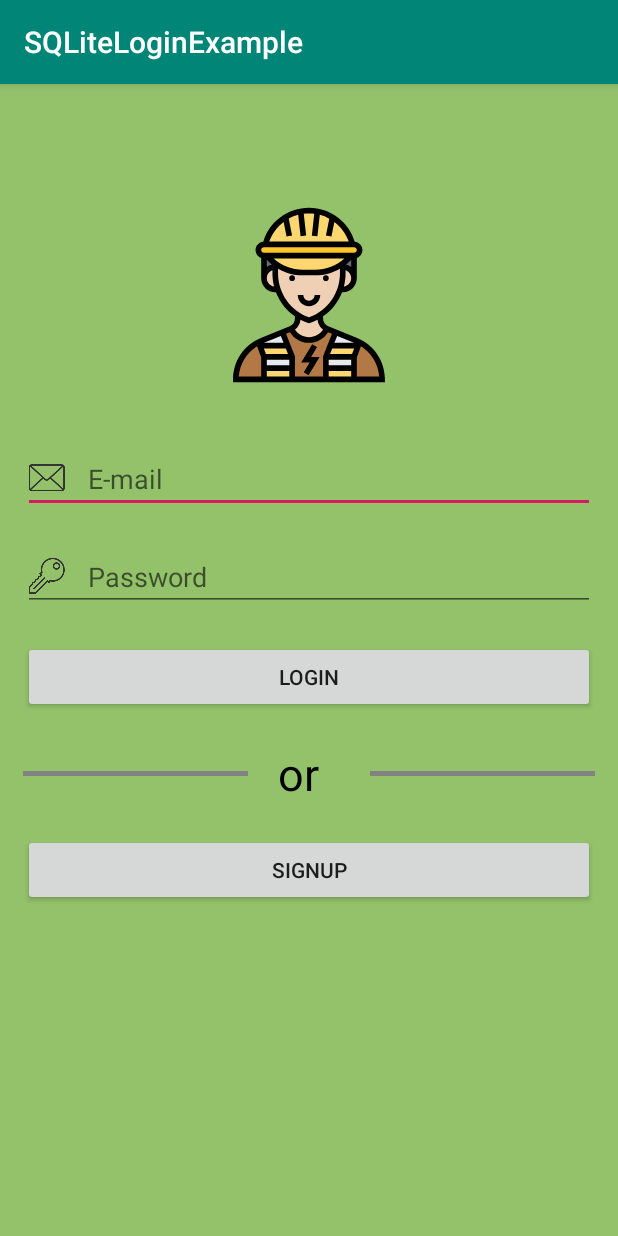
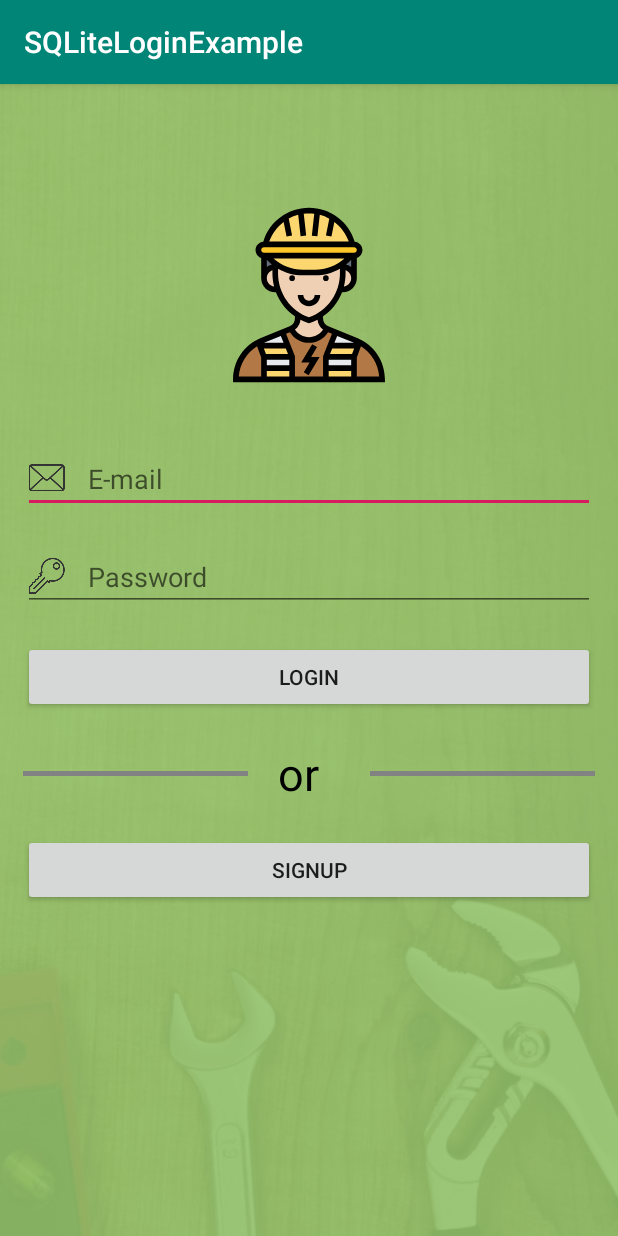
Before and after one commit to shkhaider2015/SQLiteLoginExample2, an Android app: the fragment LoginFragment shown on its own in the app's theme, on a phone screen of 412 x 824 dp. Run offline under Robolectric (Android 15) with nearby library versions, the phone set to English and light mode, and no system bars.

Commit message:
playing with background

```diff
--- a/app/src/main/res/layout/login.xml
+++ b/app/src/main/res/layout/login.xml
@@ -1,11 +1,25 @@
 <?xml version="1.0" encoding="utf-8"?>
+
 <androidx.constraintlayout.widget.ConstraintLayout
     xmlns:android="http://schemas.android.com/apk/res/android"
     xmlns:app="http://schemas.android.com/apk/res-auto"
     android:orientation="vertical"
     android:layout_width="match_parent"
     android:layout_height="match_parent"
-    android:background="@color/colorBackground">
+    android:background="@drawable/handyman2E"
+    >
+
+    <androidx.constraintlayout.widget.ConstraintLayout
+        android:layout_width="match_parent"
+        android:layout_height="match_parent"
+        android:background="#E693c26b"
+        app:layout_constraintEnd_toEndOf="parent"
+        app:layout_constraintStart_toStartOf="parent"
+        app:layout_constraintTop_toTopOf="parent"
+        app:layout_constraintBottom_toBottomOf="parent">
+
+
+    </androidx.constraintlayout.widget.ConstraintLayout>
 
 
     <ImageView
@@ -112,5 +126,4 @@
     </LinearLayout>
 
 
-
 </androidx.constraintlayout.widget.ConstraintLayout>
--- a/app/src/main/res/values/colors.xml
+++ b/app/src/main/res/values/colors.xml
@@ -5,6 +5,10 @@
     <color name="colorAccent">#D81B60</color>
 
     <color name="colorBackground">#93c26b</color>
+
+    <color name="startColor">#93c26b</color>
+    <color name="centerColor"></color>
+    <color name="EndColor">#9993c26b</color>
 
     <color name="black">#000000</color>
     <color name="gray">#828282</color>
```
Also changed, not shown: app/src/main/res/drawable/tranparent.xml (added, +13 -0 lines), app/src/main/res/drawable-xhdpi/handyman2E.jpg (added), app/src/main/res/drawable/backgrounStuff/handyman1.png (added), app/src/main/res/drawable/backgrounStuff/handyman2E.jpg (added), app/src/main/res/drawable/backgrounStuff/handyman3E.jpg (added).
